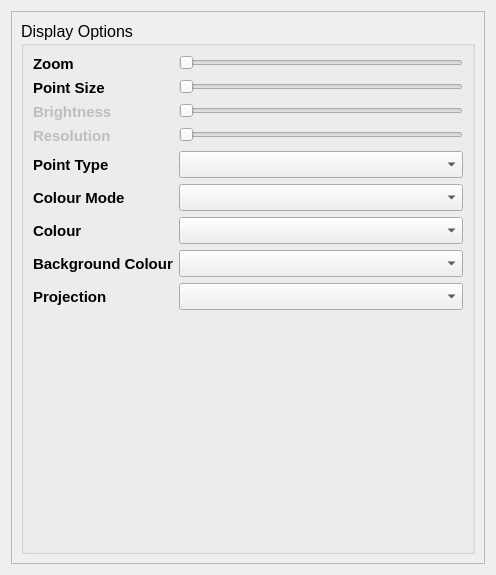
Above: src/crystalaspects/gui/dialogs/settings.ui from CrystalGrowerOrg/cgaspects before the change. Below: the same form after it.
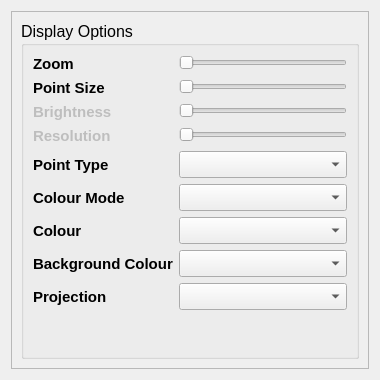
That is the form after the change.

Diff of the .ui file:
```diff
--- a/src/crystalaspects/gui/dialogs/settings.ui
+++ b/src/crystalaspects/gui/dialogs/settings.ui
@@ -6,8 +6,8 @@
    <rect>
     <x>0</x>
     <y>0</y>
-    <width>496</width>
-    <height>575</height>
+    <width>380</width>
+    <height>380</height>
    </rect>
   </property>
   <property name="font">
@@ -43,8 +43,8 @@
        <rect>
         <x>0</x>
         <y>0</y>
-        <width>470</width>
-        <height>549</height>
+        <width>354</width>
+        <height>354</height>
        </rect>
       </property>
       <layout class="QVBoxLayout" name="verticalLayout_2">
```
